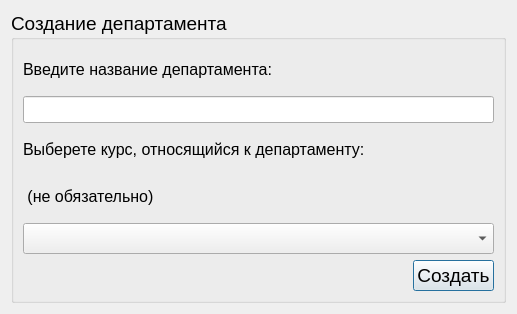
The window that departedit.ui (Rayzedan/SystemControlStudent) describes before a commit, drawn with Qt 5.
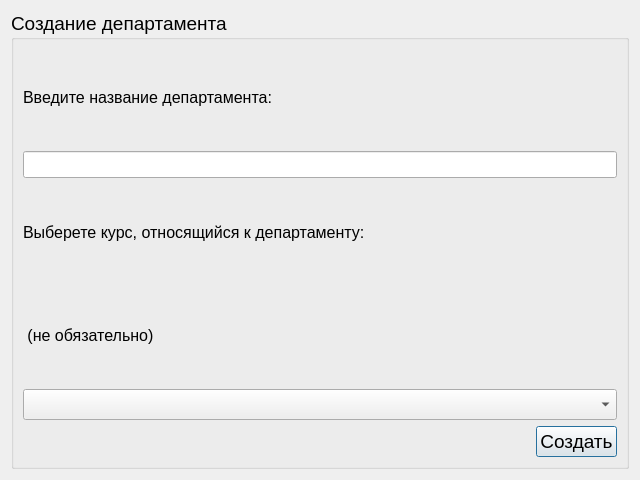
The same window after the commit.

Patch:
```diff
--- a/departedit.ui
+++ b/departedit.ui
@@ -6,10 +6,16 @@
    <rect>
     <x>0</x>
     <y>0</y>
-    <width>517</width>
-    <height>314</height>
+    <width>640</width>
+    <height>480</height>
    </rect>
   </property>
+  <property name="minimumSize">
+   <size>
+    <width>640</width>
+    <height>480</height>
+   </size>
+  </property>
   <property name="windowTitle">
    <string>Dialog</string>
   </property>
```
